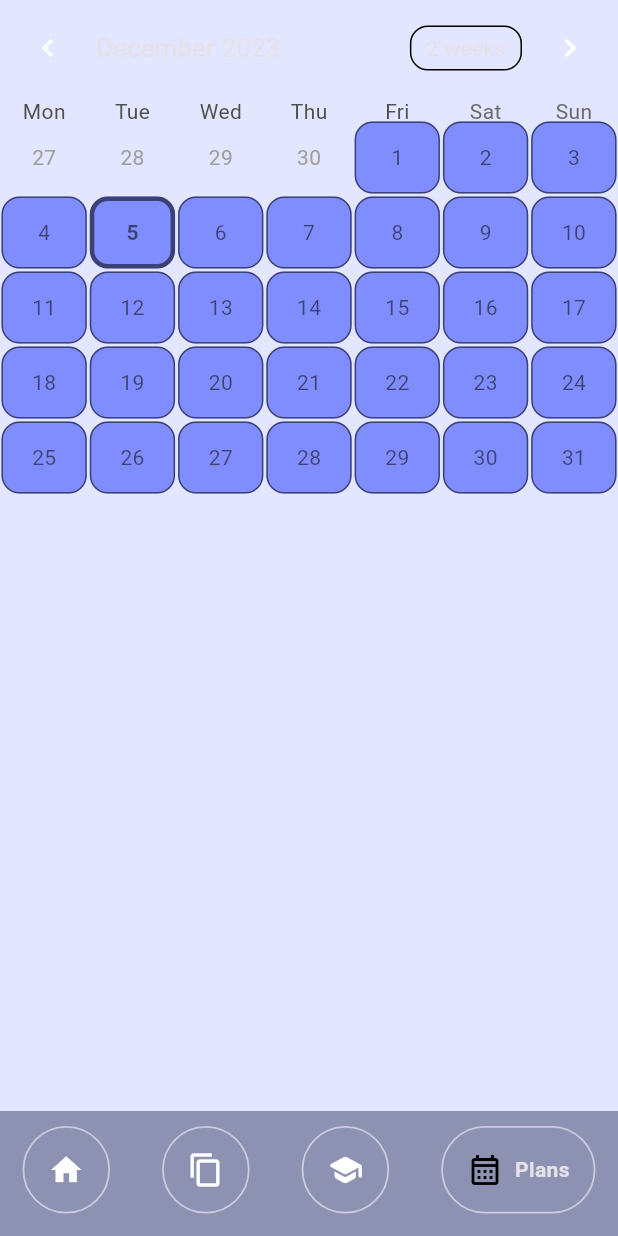
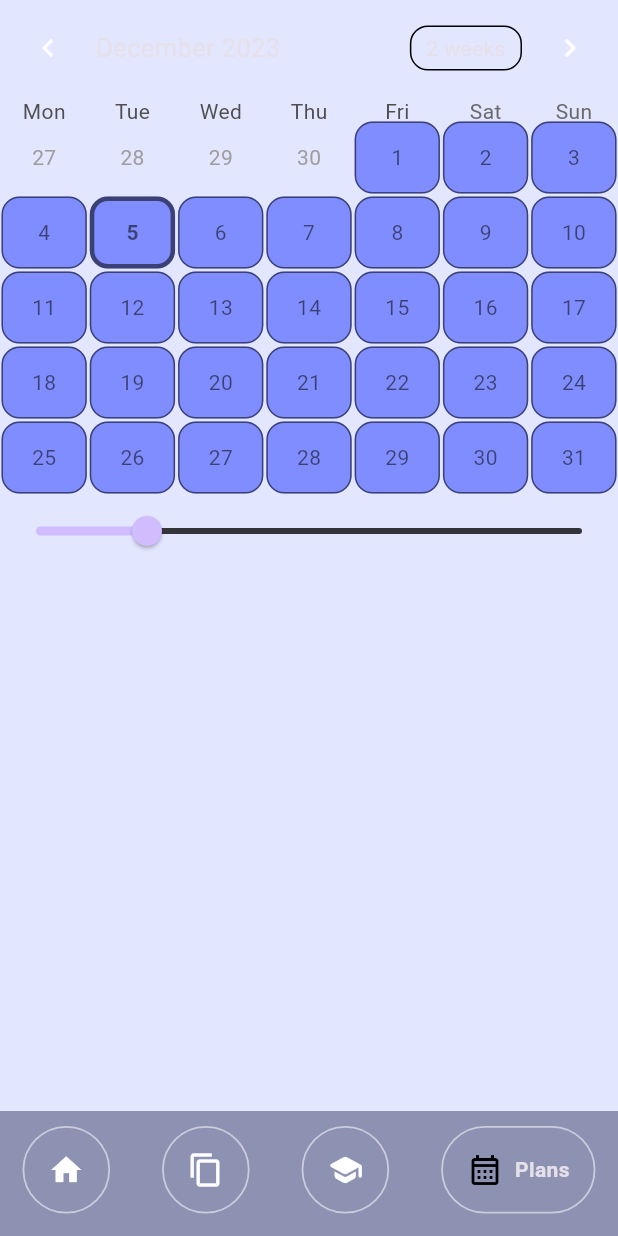
Before and after one commit to skillsetdev/cogniquiz_app, a Flutter app: the screen it shows once a user with an empty profile is signed in, item 4 of the bottom bar chosen, on a phone screen of 412 x 824 dp. Run offline on Flutter 3.47's test engine with Material 3 defaults, Android fonts, the phone set to English and light mode, and no system bars; drawn by our look-alikes of google_nav_bar, table_calendar; our stand-ins replace appinio_swiper, carousel_slider, firebase_auth, firebase_core, flip_card, flutter_speed_dial; accounts and stored records are empty.

Commit message:
Add slider and progress tracking functionality

```diff
--- a/lib/pages/calendar_page.dart
+++ b/lib/pages/calendar_page.dart
@@ -1,4 +1,4 @@
-import 'dart:async';
+import 'package:flashcards/app_data.dart';
 import 'package:flutter/material.dart';
 import 'package:provider/provider.dart';
 import 'package:table_calendar/table_calendar.dart';
@@ -16,11 +16,15 @@ class _CalendarPageState extends State<CalendarPage> {
     return MediaQuery.of(context).platformBrightness == Brightness.dark;
   }
 
+  late AppData appData;
   DateTime _focusedDay = DateTime.now();
   DateTime? _selectedDay;
   CalendarFormat _calendarFormat = CalendarFormat.month;
   @override
   Widget build(BuildContext context) {
+    appData = Provider.of<AppData>(context);
+    final screenHeight = MediaQuery.of(context).size.height;
+    final screenWidth = MediaQuery.of(context).size.width;
     return Consumer(
         builder: (context, value, child) => Scaffold(
             backgroundColor: isDarkMode(context) ? const Color.fromARGB(255, 7, 12, 59) : Color.fromARGB(255, 227, 230, 255),
@@ -66,9 +70,10 @@ class _CalendarPageState extends State<CalendarPage> {
                               height: 42,
                               decoration: BoxDecoration(
                                   border: Border.all(color: isDarkMode(context) ? Colors.white24 : Colors.black54, width: 1),
-                                  color: !isDarkMode(context)
+                                  color: appData.daysProgress.containsKey(date.toString())
+                                      ? appData.daysProgress[date.toString()]
+                                      : !isDarkMode(context)
                                           ? Color.fromARGB(255, 128, 141, 254)
-                                      //Color.fromARGB(255, 100, 109, 227)
                                           : Color.fromARGB(255, 72, 80, 197),
                                   borderRadius: BorderRadius.circular(12)),
                               child: Center(
@@ -100,7 +105,11 @@ class _CalendarPageState extends State<CalendarPage> {
                             );
                           },
                           selectedBuilder: (context, date, focusedDay) {
-                            return Container(
+                            return GestureDetector(
+                              onTap: () {
+                                print(date.toString());
+                              },
+                              child: Container(
                                 margin: EdgeInsets.all(1),
                                 width: 42,
                                 height: 42,
@@ -117,9 +126,19 @@ class _CalendarPageState extends State<CalendarPage> {
                                     style: TextStyle(color: isDarkMode(context) ? Colors.white : Colors.black54, fontWeight: FontWeight.bold),
                                   ),
                                 ),
+                              ),
                             );
                           },
                         ),
+                      ),
+                      Slider(
+                        value: appData.sliderValue,
+                        max: 100,
+                        divisions: 100,
+                        label: appData.sliderValue.round().toString(),
+                        onChanged: (double value) {
+                          appData.changeSliderValue(value);
+                        },
                       ),
                     ],
                   ),
--- a/lib/pages/card_practice_page.dart
+++ b/lib/pages/card_practice_page.dart
@@ -366,6 +366,8 @@ class _CardPracticePageState extends State<CardPracticePage> with WidgetsBinding
                                 onTap: () {
                                   appData.badPress(pageCardStack, indexOfCurrentCard);
                                   swiperController.swipeLeft();
+                                  appData.addCompletedCard();
+                                  appData.addDaysProgress(DateTime.now());
                                 },
                                 child: Container(
                                   margin: EdgeInsets.symmetric(horizontal: screenWidth * 0.01),
@@ -389,6 +391,8 @@ class _CardPracticePageState extends State<CardPracticePage> with WidgetsBinding
                                 onTap: () {
                                   appData.okPress(pageCardStack, indexOfCurrentCard);
                                   swiperController.swipeUp();
+                                  appData.addCompletedCard();
+                                  appData.addDaysProgress(DateTime.now());
                                 },
                                 child: Container(
                                   margin: EdgeInsets.symmetric(horizontal: screenWidth * 0.01),
@@ -412,6 +416,8 @@ class _CardPracticePageState extends State<CardPracticePage> with WidgetsBinding
                                 onTap: () {
                                   appData.goodPress(pageCardStack, indexOfCurrentCard);
                                   swiperController.swipeRight();
+                                  appData.addCompletedCard();
+                                  appData.addDaysProgress(DateTime.now());
                                 },
                                 child: Container(
                                   margin: EdgeInsets.symmetric(horizontal: screenWidth * 0.01),
--- a/pubspec.yaml
+++ b/pubspec.yaml
@@ -46,6 +46,7 @@ dependencies:
   appinio_swiper: ^2.0.3
   uuid: ^4.2.1
   table_calendar: ^3.0.9
+  intl: ^0.18.1
 
 dev_dependencies:
   flutter_test:
```
Also changed, not shown: lib/app_data.dart (+30 -2 lines), pubspec.lock. Lines whose indentation alone changed are shown as unchanged.
